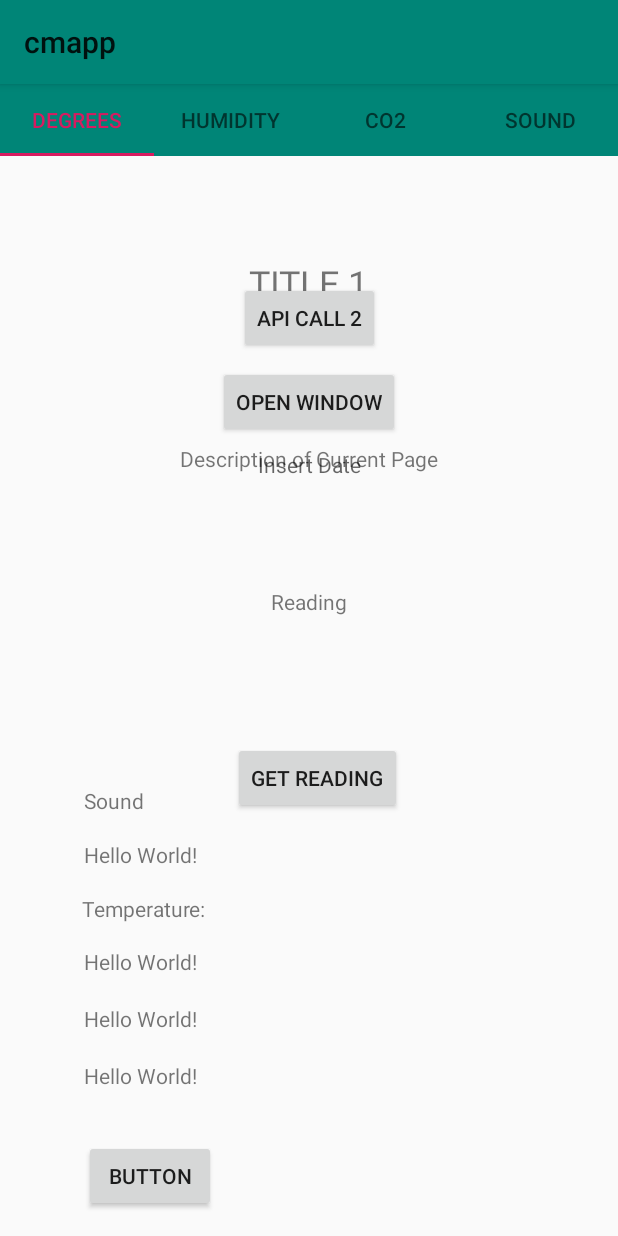
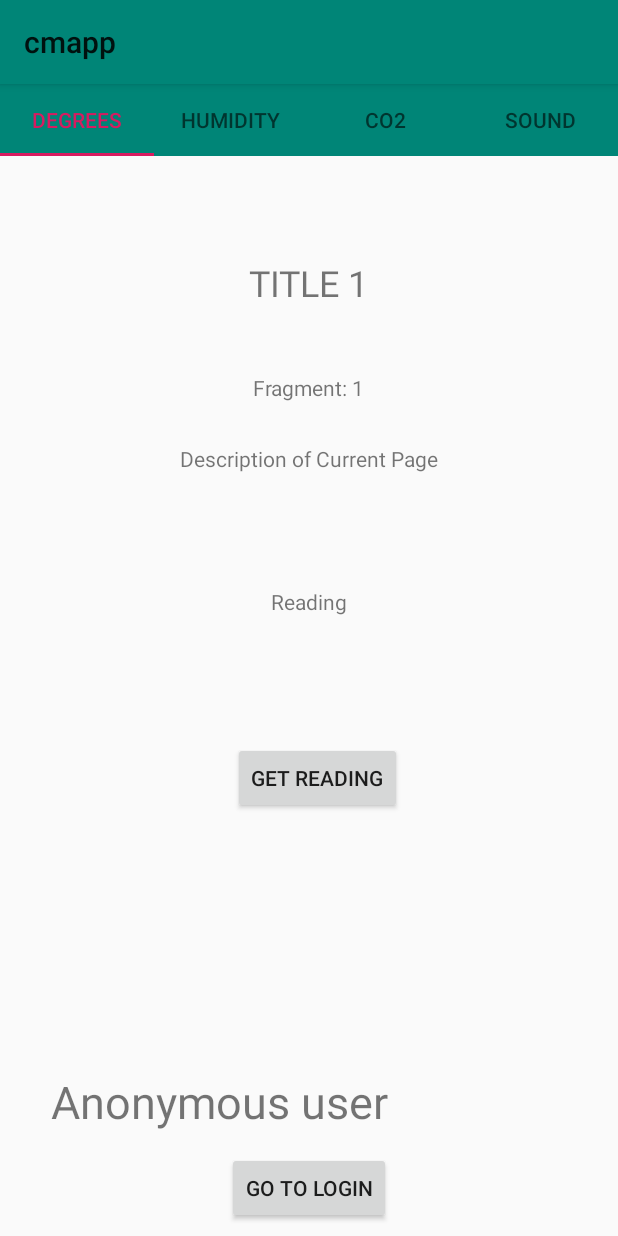
Before and after one commit to vidwalk/SEP4IoT, an Android app: the screen it shows after launch (MainActivity), on a phone screen of 412 x 824 dp. Run offline under Robolectric (Android 15) with nearby library versions, the phone set to English and light mode, and no system bars; our stand-ins replace Firebase (no records; nobody signed in at launch, a user with empty details on screens opened directly).

Commit message:
integrated nikita's code

```diff
--- a/cmapp/app/build.gradle
+++ b/cmapp/app/build.gradle
@@ -25,10 +25,15 @@ dependencies {
     implementation 'androidx.appcompat:appcompat:1.0.2'
     implementation 'androidx.constraintlayout:constraintlayout:1.1.3'
     implementation 'com.google.android.material:material:1.1.0-alpha06'
+    implementation 'com.google.firebase:firebase-core:16.0.9'
+    implementation 'com.google.firebase:firebase-database:17.0.0'
     testImplementation 'junit:junit:4.12'
     androidTestImplementation 'androidx.test:runner:1.1.1'
     androidTestImplementation 'androidx.test.espresso:espresso-core:3.1.1'
 
     //LifeCycle components
     implementation "androidx.lifecycle:lifecycle-extensions:$lifecycle_version"
+    implementation 'com.google.firebase:firebase-auth:17.0.0'
 }
+
+apply plugin: 'com.google.gms.google-services'
--- a/cmapp/app/src/main/AndroidManifest.xml
+++ b/cmapp/app/src/main/AndroidManifest.xml
@@ -11,6 +11,8 @@
         android:supportsRtl="true"
         android:theme="@style/AppTheme"
         android:networkSecurityConfig="@xml/network_security_config">
+        <activity android:name=".activities.LoginActivity">
+        </activity>
         <activity android:name=".activities.MainActivity">
             <intent-filter>
                 <action android:name="android.intent.action.MAIN" />
--- a/cmapp/app/src/main/java/com/application/cmapp/activities/MainActivity.java
+++ b/cmapp/app/src/main/java/com/application/cmapp/activities/MainActivity.java
@@ -8,6 +8,7 @@ import androidx.lifecycle.Observer;
 import androidx.lifecycle.ViewModelProviders;
 import androidx.viewpager.widget.ViewPager;
 
+import android.content.Intent;
 import android.os.Bundle;
 import android.os.StrictMode;
 import android.util.Log;
@@ -18,8 +19,10 @@ import android.widget.TextView;
 
 import com.application.cmapp.R;
 import com.application.cmapp.model.Reading;
+import com.application.cmapp.viewmodel.LogInViewModel;
 import com.application.cmapp.viewmodel.ReadingViewModel;
 import com.google.android.material.tabs.TabLayout;
+import com.google.firebase.FirebaseApp;
 
 import org.json.JSONException;
 import org.json.JSONObject;
@@ -32,14 +35,18 @@ import java.util.List;
 public class MainActivity extends AppCompatActivity {
     TextView temperature, deviceNo, sound, co2, humidity, datetime, date;
     //Reading reading;
-    Button getReading, getReadings, openWindow;
+    Button getReading, getReadings, openWindow, gotoLogin;
     Reading reading;
     ArrayList<Reading> readings = new ArrayList<Reading>();
+
+    TextView email;
+    Button adminButton;
 
     private ViewPager vPager;
     private ViewPagerAdapter adapter;
 
     private ReadingViewModel viewModel;
+    private LogInViewModel logInViewModel;
     @Override
     protected void onCreate(Bundle savedInstanceState) {
 
@@ -58,9 +65,15 @@ public class MainActivity extends AppCompatActivity {
         adapter = new ViewPagerAdapter(getSupportFragmentManager());
         vPager.setAdapter(adapter);
 
+        //Login elements
+        email = findViewById(R.id.adminEmail);
+        adminButton = findViewById(R.id.ButtonForAdmins);
+
         TabLayout tabs = findViewById(R.id.tabLayout);
         tabs.setupWithViewPager(vPager);
 
+        gotoLogin = findViewById(R.id.gotoLogin);
+        /*
         temperature = findViewById(R.id.temperature);
         deviceNo = findViewById(R.id.devicenumber);
         sound = findViewById(R.id.sound);
@@ -73,10 +86,23 @@ public class MainActivity extends AppCompatActivity {
         getReadings = findViewById(R.id.getReadings);
         openWindow = findViewById(R.id.openWindow);
 
-        temperature.setText("Temperature: ");
+*/
+//        temperature.setText("Temperature: ");
 
         viewModel = ViewModelProviders.of(this).get(ReadingViewModel.class);
+        logInViewModel = ViewModelProviders.of(this).get(LogInViewModel.class);
 
+        gotoLogin.setOnClickListener(new View.OnClickListener() {
+            @Override
+            public void onClick(View v)
+            {
+                Intent i = new Intent(getApplicationContext(), LoginActivity.class);
+                startActivity(i);
+            }
+        });
+
+
+        /*
         //Most Recent Reading.
         getReading.setOnClickListener(new View.OnClickListener() {
             @Override
@@ -120,7 +146,7 @@ public class MainActivity extends AppCompatActivity {
             }
         });
 
-
+*/
         //Make this activity observe the most recent reading mutableData
         MutableLiveData<Reading> readingLiveData = viewModel.getReadingLiveData();
 
@@ -148,6 +174,39 @@ public class MainActivity extends AppCompatActivity {
         });
 
 
+        //LOGIN
+        MutableLiveData<String> readingLoginLiveData = logInViewModel.getAdminIsLoggedInCheck();
+        MutableLiveData<String> readingSignOutLiveData = logInViewModel.AdminSignOut();
+
+        readingSignOutLiveData.observe(this, new Observer<String>()
+        {
+            public void onChanged(String s)
+            {
+                email.setText(s);
+            }
+        });
+
+        readingLoginLiveData.observe(this, new Observer<String>()
+        {
+            public void onChanged( String s)
+            {
+                email.setText(s);
+
+                if (email.getText().toString().equals("Anonymous user"))
+                {
+                    adminButton.setVisibility(View.GONE);
+                }
+
+                else {
+                    adminButton.setVisibility(View.VISIBLE);
+                }
+
+
+
+            }
+        });
+
+
     }
 
     public void updateCurrentReading(Reading reading)
@@ -168,4 +227,14 @@ public class MainActivity extends AppCompatActivity {
         temperature.setText(String.valueOf(readings.get(0).getTemperature()));
     }
 
+
+
+
+
+
+
+
+
+
+
 }
--- /dev/null
+++ b/cmapp/app/src/main/java/com/application/cmapp/firebase/FirebaseClient.java
@@ -0,0 +1,83 @@
+package com.application.cmapp.firebase;
+
+import android.annotation.SuppressLint;
+import android.content.Intent;
+import android.util.Log;
+import android.view.Gravity;
+import android.view.View;
+import android.widget.Toast;
+
+import androidx.annotation.NonNull;
+import androidx.lifecycle.MutableLiveData;
+
+import com.google.android.gms.tasks.OnCompleteListener;
+import com.google.android.gms.tasks.Task;
+import com.google.firebase.auth.AuthResult;
+import com.google.firebase.auth.FirebaseAuth;
+import com.google.firebase.auth.FirebaseUser;
+import com.google.firebase.database.DatabaseReference;
+import com.google.firebase.database.FirebaseDatabase;
+
+public class FirebaseClient {
+
+
+    private FirebaseAuth mAuth = FirebaseAuth.getInstance();
+    FirebaseUser firebaseUser = mAuth.getCurrentUser(); // may be null if admin is not logged in
+    public String loginReply = "Anonymous user0";
+    public DatabaseReference mDatabase= FirebaseDatabase.getInstance().getReference();
+
+
+
+    public String AdminLogin (final String userEmail, String userPass)  //changes LD
+    {
+        Log.i("FirebaseClientStart====", "reaches");
+
+        mAuth.signInWithEmailAndPassword(userEmail, userPass)
+                .addOnCompleteListener(new OnCompleteListener<AuthResult>() {
+                    @Override
+                    public void onComplete(@NonNull Task<AuthResult> task) {
+
+                        if(task.isSuccessful()){
+                            loginReply = userEmail;
+
+                        }
+                        else{
+                            loginReply = "Anonymous user";
+                        }
+                    }
+                });
+
+
+        Log.i("loginReply====",loginReply+"");
+        return loginReply;
+    }
+
+
+
+
+
+    @SuppressLint("LongLogTag")
+    public String AdminIsLoggedInCheck()
+    {
+        Log.i("CheckASO===", "reaches");
+        if(firebaseUser != null){
+            return (firebaseUser.getEmail());
+        }
+        else{
+            return "Anonymous user";
+
+        }
+
+
+    }
+
+    public void AdminSignOut()
+    {
+        mAuth.signOut();
+        if (firebaseUser == null) {
+            Log.i("SIGNOUT=====", "success");
+        }
+    }
+
+
+}
--- a/cmapp/app/src/main/java/com/application/cmapp/repository/Repository.java
+++ b/cmapp/app/src/main/java/com/application/cmapp/repository/Repository.java
@@ -4,9 +4,12 @@ import android.util.Log;
 
 import androidx.lifecycle.MutableLiveData;
 
+import com.application.cmapp.firebase.FirebaseClient;
 import com.application.cmapp.network.Adapter;
 import com.application.cmapp.model.Reading;
 import com.application.cmapp.network.WebAPIClient;
+import com.google.firebase.auth.FirebaseAuth;
+import com.google.firebase.auth.FirebaseUser;
 
 import org.json.JSONException;
 
@@ -25,6 +28,13 @@ public class Repository {
     private final Adapter adapter = new Adapter();
     private WebAPIClient.ReadingAsyncTask task;
     private WebAPIClient.PutAsyncTask task2;
+
+    private FirebaseAuth mAuth = FirebaseAuth.getInstance();
+    FirebaseUser firebaseUser = mAuth.getCurrentUser(); // may be null if admin is not logged in
+    private MutableLiveData<String> liveDataLogin = new MutableLiveData<String>();
+    public boolean reply;
+    private FirebaseClient fbClient = new FirebaseClient();
+
 
     private Repository()
     {
@@ -63,14 +73,8 @@ public class Repository {
             @Override
             public void onResponseReceived(String jsonResult) throws JSONException {
                 //Successful response posts adapted value inside the live data.
-               // Log.d("cacat", jsonResult);
-                //liveMultipleReadings.postValue(adapter.makeMultipleReadings(jsonResult));
-               // ArrayList<Reading> temp = new ArrayList<Reading>();
-                //temp.add(new Reading(0, 0, 0, 0, 0, ""));
-                //liveMultipleReadings.setValue(temp);
                 liveMultipleReadings.postValue(adapter.makeMultipleReadings(jsonResult));
                 Log.d("cacat", adapter.makeMultipleReadings(jsonResult).toString());
-               // Log.d("cacat", temp.get(0).toString());
             }
 
 
@@ -78,7 +82,6 @@ public class Repository {
             public void onFailed()
             {
                 //Default values if response failed.
-                //liveMultipleReadings.postValue(new ArrayList<Reading>().add(new Reading(999, 999, 999, 999, 999, "")));
             liveMultipleReadings.postValue(new ArrayList<Reading>());
             }
 
@@ -118,4 +121,39 @@ public class Repository {
 
 //Add firebase communication for login.
 
+    public void AdminLogin(final String userEmail, String userPass)  //changes LD
+    {
+
+        liveDataLogin.postValue(fbClient.AdminLogin(userEmail, userPass));
+
+    }
+
+    public MutableLiveData<String> AdminIsLoggedInCheck()
+    {
+
+        liveDataLogin.postValue(fbClient.AdminIsLoggedInCheck());
+
+        return liveDataLogin;
+
+    }
+
+
+    public MutableLiveData<String> AdminSignOut()
+    {
+        Log.i("repoSignout=====", "reaches");
+        fbClient.AdminSignOut();
+        liveDataLogin.postValue(fbClient.AdminIsLoggedInCheck());
+
+        return liveDataLogin;
+
+    }
+
+
+    public MutableLiveData<String> getAdminLogin(String userEmail, String userPass)
+    {
+        Log.i("Repo_getAdminLogin===", "reaches");
+        AdminLogin( userEmail,  userPass);   //calls LD change
+        return liveDataLogin;                 //return LD
+    }
+
 }
--- /dev/null
+++ b/cmapp/app/src/main/java/com/application/cmapp/viewmodel/LogInViewModel.java
@@ -0,0 +1,35 @@
+package com.application.cmapp.viewmodel;
+
+import android.util.Log;
+
+import androidx.annotation.NonNull;
+import androidx.lifecycle.MutableLiveData;
+import androidx.lifecycle.ViewModel;
+
+import com.application.cmapp.model.Reading;
+import com.application.cmapp.repository.Repository;
+
+public class LogInViewModel extends ViewModel {
+
+    private final Repository repository = Repository.getInstance();
+
+
+    @NonNull
+    public MutableLiveData<String> getLoginLiveData(String userEmail, String userPass)
+    {
+        Log.i("VM=====", "reaches");
+        return repository.getAdminLogin(userEmail,userPass);
+    }
+
+    public MutableLiveData<String> getAdminIsLoggedInCheck()
+    {
+        return repository.AdminIsLoggedInCheck();
+    }
+
+    public MutableLiveData<String>  AdminSignOut()
+    {
+        Log.i("VMquit=====", "reaches");
+        return repository.AdminSignOut();
+    }
+
+}
--- a/cmapp/app/src/main/res/layout/activity_main.xml
+++ b/cmapp/app/src/main/res/layout/activity_main.xml
@@ -6,9 +6,23 @@
     android:layout_height="match_parent"
     tools:context=".activities.MainActivity">
 
+    <Button
+        android:id="@+id/gotoLogin"
+        android:layout_width="wrap_content"
+        android:layout_height="wrap_content"
+        android:layout_marginStart="8dp"
+        android:layout_marginEnd="8dp"
+        android:layout_marginBottom="8dp"
+        android:text="Go To Login"
+        app:layout_constraintBottom_toBottomOf="parent"
+        app:layout_constraintEnd_toEndOf="parent"
+        app:layout_constraintStart_toStartOf="parent" />
+
     <include
         android:id="@+id/include"
-        layout="@layout/toolbar"/>
+        layout="@layout/toolbar"
+        tools:layout_editor_absoluteX="58dp"
+        tools:layout_editor_absoluteY="85dp" />
 
     <androidx.viewpager.widget.ViewPager
         android:id="@+id/viewPager"
@@ -30,128 +44,32 @@
         app:tabGravity="fill"
         app:tabSelectedTextColor="@color/colorAccent" />
 
-    <TextView
-        android:id="@+id/sound"
-        android:layout_width="wrap_content"
-        android:layout_height="wrap_content"
-        android:text="Sound"
-        app:layout_constraintBottom_toBottomOf="parent"
-        app:layout_constraintHorizontal_bias="0.15"
-        app:layout_constraintLeft_toLeftOf="parent"
-        app:layout_constraintRight_toRightOf="parent"
-        app:layout_constraintTop_toTopOf="parent"
-        app:layout_constraintVertical_bias="0.651" />
 
     <TextView
-        android:id="@+id/devicenumber"
-        android:layout_width="wrap_content"
-        android:layout_height="wrap_content"
-        android:text="Hello World!"
-        app:layout_constraintBottom_toBottomOf="parent"
-        app:layout_constraintHorizontal_bias="0.167"
-        app:layout_constraintLeft_toLeftOf="parent"
-        app:layout_constraintRight_toRightOf="parent"
-        app:layout_constraintTop_toTopOf="parent"
-        app:layout_constraintVertical_bias="0.696" />
-
-    <TextView
-        android:id="@+id/temperature"
-        android:layout_width="wrap_content"
-        android:layout_height="wrap_content"
-        android:text="Hello World!"
-        app:layout_constraintBottom_toBottomOf="parent"
-        app:layout_constraintHorizontal_bias="0.167"
-        app:layout_constraintLeft_toLeftOf="parent"
-        app:layout_constraintRight_toRightOf="parent"
-        app:layout_constraintTop_toTopOf="parent"
-        app:layout_constraintVertical_bias="0.741" />
-
-    <TextView
-        android:id="@+id/co2"
-        android:layout_width="wrap_content"
-        android:layout_height="wrap_content"
-        android:text="Hello World!"
-        app:layout_constraintBottom_toBottomOf="parent"
-        app:layout_constraintHorizontal_bias="0.167"
-        app:layout_constraintLeft_toLeftOf="parent"
-        app:layout_constraintRight_toRightOf="parent"
-        app:layout_constraintTop_toTopOf="parent"
-        app:layout_constraintVertical_bias="0.785" />
-
-    <TextView
-        android:id="@+id/humidity"
-        android:layout_width="wrap_content"
-        android:layout_height="wrap_content"
-        android:text="Hello World!"
-        app:layout_constraintBottom_toBottomOf="parent"
-        app:layout_constraintHorizontal_bias="0.167"
-        app:layout_constraintLeft_toLeftOf="parent"
-        app:layout_constraintRight_toRightOf="parent"
-        app:layout_constraintTop_toTopOf="parent"
-        app:layout_constraintVertical_bias="0.832" />
-
-    <TextView
-        android:id="@+id/datetime"
-        android:layout_width="wrap_content"
-        android:layout_height="wrap_content"
-        android:text="Hello World!"
-        app:layout_constraintBottom_toBottomOf="parent"
-        app:layout_constraintHorizontal_bias="0.167"
-        app:layout_constraintLeft_toLeftOf="parent"
-        app:layout_constraintRight_toRightOf="parent"
-        app:layout_constraintTop_toTopOf="parent"
-        app:layout_constraintVertical_bias="0.879" />
-
-    <Button
-        android:id="@+id/getReading"
-        android:layout_width="wrap_content"
-        android:layout_height="wrap_content"
-        android:layout_marginStart="8dp"
+        android:id="@+id/adminEmail"
+        android:layout_width="364dp"
+        android:layout_height="46dp"
+        android:layout_marginStart="28dp"
         android:layout_marginEnd="8dp"
-        android:layout_marginBottom="16dp"
-        android:text="Button"
-        app:layout_constraintBottom_toBottomOf="parent"
+        android:layout_marginBottom="8dp"
+        android:hint="Admin email"
+        android:textSize="30dp"
+        app:layout_constraintBottom_toTopOf="@+id/ButtonForAdmins"
         app:layout_constraintEnd_toEndOf="parent"
-        app:layout_constraintHorizontal_bias="0.156"
         app:layout_constraintStart_toStartOf="parent" />
 
     <Button
-        android:id="@+id/getReadings"
-        android:layout_width="wrap_content"
-        android:layout_height="wrap_content"
+        android:id="@+id/ButtonForAdmins"
+        android:layout_width="174dp"
+        android:layout_height="68dp"
         android:layout_marginStart="8dp"
-        android:layout_marginTop="188dp"
         android:layout_marginEnd="8dp"
-        android:text="API CALL 2"
+        android:layout_marginBottom="8dp"
+
+        android:text="Button for Admins"
+        app:layout_constraintBottom_toTopOf="@+id/gotoLogin"
         app:layout_constraintEnd_toEndOf="parent"
-        app:layout_constraintStart_toStartOf="parent"
-        app:layout_constraintTop_toTopOf="parent" />
-
-    <Button
-        android:id="@+id/openWindow"
-        android:layout_width="wrap_content"
-        android:layout_height="wrap_content"
-        android:layout_marginStart="8dp"
-        android:layout_marginTop="8dp"
-        android:layout_marginEnd="8dp"
-        android:text="OPEN WINDOW"
-        app:layout_constraintEnd_toEndOf="parent"
-        app:layout_constraintStart_toStartOf="parent"
-        app:layout_constraintTop_toBottomOf="@+id/getReadings" />
-
-    <TextView
-        android:id="@+id/date"
-        android:layout_width="109dp"
-        android:layout_height="42dp"
-        android:layout_marginStart="8dp"
-        android:layout_marginTop="8dp"
-        android:layout_marginEnd="8dp"
-        android:editable="true"
-        android:focusableInTouchMode="true"
-        android:hint="Insert Date"
-        android:textAlignment="center"
-        app:layout_constraintEnd_toEndOf="parent"
-        app:layout_constraintStart_toStartOf="parent"
-        app:layout_constraintTop_toBottomOf="@+id/openWindow" />
+        app:layout_constraintHorizontal_bias="0.497"
+        app:layout_constraintStart_toStartOf="parent" />
 
 </androidx.constraintlayout.widget.ConstraintLayout>
--- /dev/null
+++ b/cmapp/app/src/main/res/values/dimens.xml
@@ -0,0 +1,5 @@
+<resources>
+    <!-- Default screen margins, per the Android Design guidelines. -->
+    <dimen name="activity_horizontal_margin">16dp</dimen>
+    <dimen name="activity_vertical_margin">16dp</dimen>
+</resources>
--- a/cmapp/build.gradle
+++ b/cmapp/build.gradle
@@ -8,6 +8,7 @@ buildscript {
     }
     dependencies {
         classpath 'com.android.tools.build:gradle:3.4.0'
+        classpath 'com.google.gms:google-services:4.2.0'
 
         // NOTE: Do not place your application dependencies here; they belong
         // in the individual module build.gradle files
```
Also changed, not shown: cmapp/app/src/main/java/com/application/cmapp/activities/LoginActivity.java (added, +62 -0 lines), cmapp/app/src/main/java/com/application/cmapp/logindata/LoginDataSource.java (added, +29 -0 lines), cmapp/app/src/main/java/com/application/cmapp/logindata/LoginRepository.java (added, +54 -0 lines), cmapp/app/src/main/java/com/application/cmapp/logindata/Result.java (added, +48 -0 lines), cmapp/app/src/main/java/com/application/cmapp/logindata/model/LoggedInUser.java (added, +23 -0 lines), cmapp/app/src/main/res/layout/login_activity.xml (added, +89 -0 lines), cmapp/app/src/main/res/values/strings.xml (+9 -0 lines), 1 other file.
